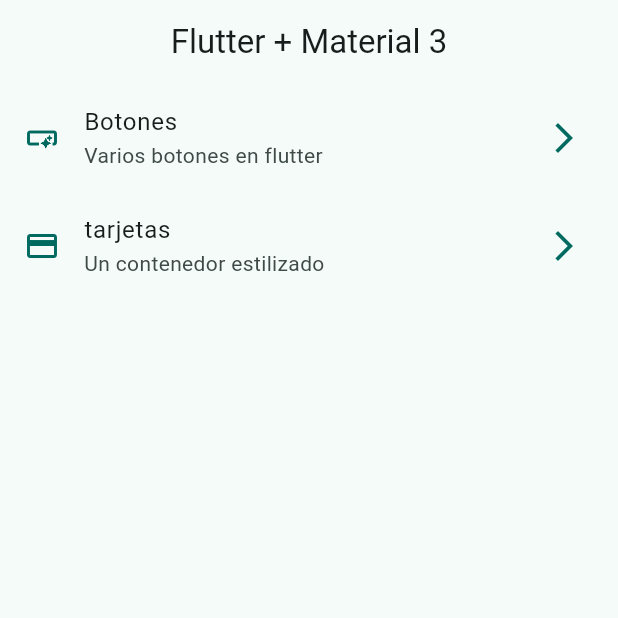
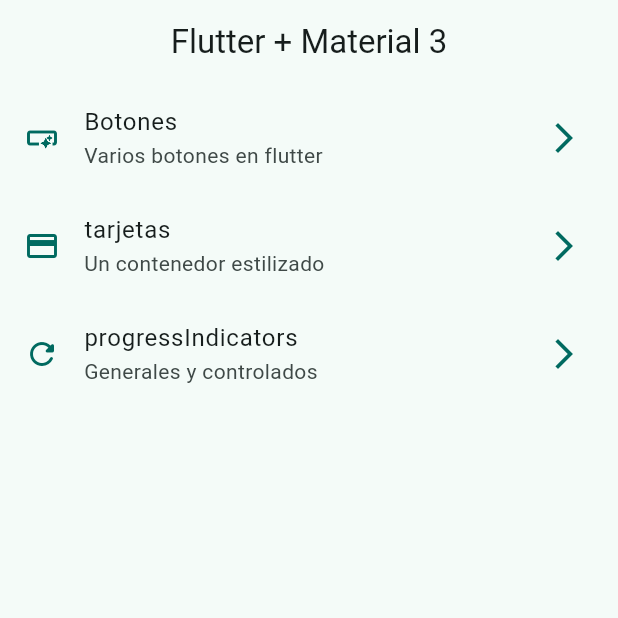
Before and after one commit to AlonsoAscencio/widgets_app, a Flutter app: the screen it shows after launch, on a phone screen of 412 x 824 dp, the top half of it. Run offline on Flutter 3.47's test engine with Material 3 defaults, Android fonts, the phone set to English and light mode, and no system bars; our stand-ins replace go_router.

Commit message:
progress indicator finished

```diff
--- a/lib/config/menu/menu_items.dart
+++ b/lib/config/menu/menu_items.dart
@@ -27,4 +27,10 @@ const appMenuItems = <MenuItem>[
       link: '/cards',
       icon: Icons.credit_card
       ),
+  MenuItem(
+      title: 'progressIndicators',
+      subtitle: 'Generales y controlados',
+      link: '/progress',
+      icon: Icons.refresh_rounded
+      ),
 ];
--- a/lib/config/router/app_router.dart
+++ b/lib/config/router/app_router.dart
@@ -19,4 +19,9 @@ final appRouter = GoRouter(
       name: CardsScreen.name,
       builder: (context, state) => const CardsScreen(),
     ),
+    GoRoute(
+      path: '/progress',
+      name: ProgressScreen.name,
+      builder: (context, state) => const ProgressScreen(),
+    ),
 ]);
```
Also changed, not shown: lib/config/presentation/screens/progress_screen/progress_screen.dart (+69 -2 lines).
